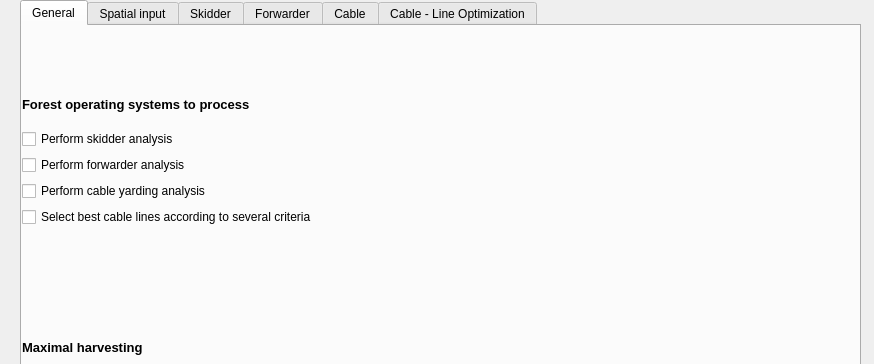
First picture: the form in sylvaccess_plugin/sylvaccess_plugin_dialog_base.ui, repository Tijjat/Sylvaccess_qgis_plugin, before the edit; both pictures show x 0 to 874 and y 0 to 364 of the 874 by 843 pixel window.
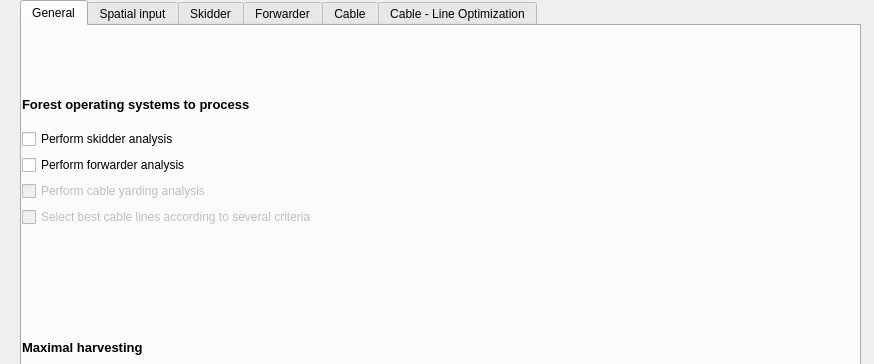
Second picture: the form after the edit. Icons and pictures are not drawn.

Commit message: création translation.pro

Patch:
```diff
--- a/sylvaccess_plugin/sylvaccess_plugin_dialog_base.ui
+++ b/sylvaccess_plugin/sylvaccess_plugin_dialog_base.ui
@@ -148,6 +148,9 @@
       </item>
       <item>
        <widget class="QCheckBox" name="checkBox_2">
+        <property name="enabled">
+         <bool>false</bool>
+        </property>
         <property name="font">
          <font>
           <pointsize>9</pointsize>
@@ -160,6 +163,9 @@
       </item>
       <item>
        <widget class="QCheckBox" name="checkBox_1">
+        <property name="enabled">
+         <bool>false</bool>
+        </property>
         <property name="font">
          <font>
           <pointsize>9</pointsize>
```
Left out of the diff: 6 changed lines with no effect on the pictures. The commit also changes 1 other file.
